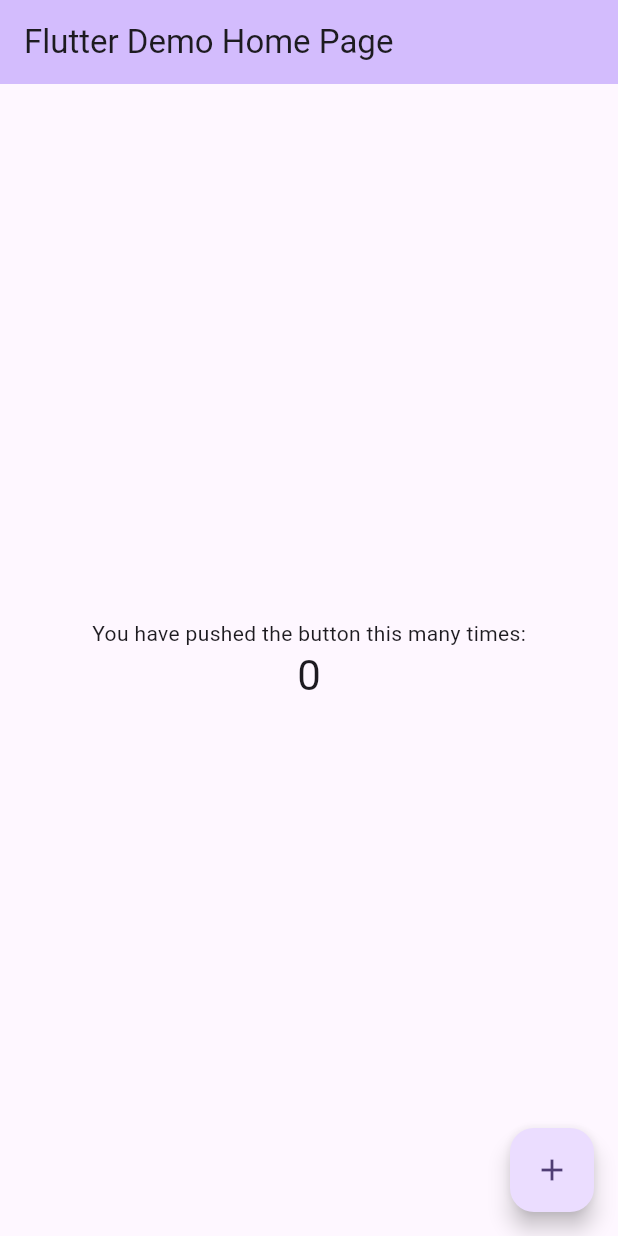
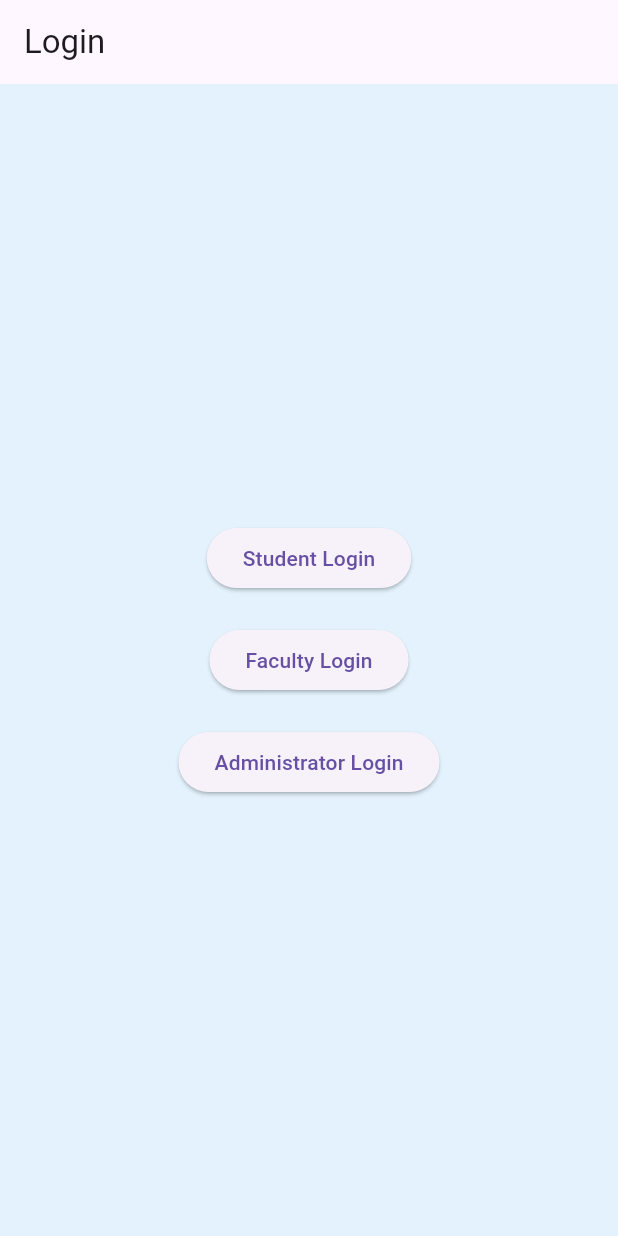
Before and after one commit to ganeshr3120/Smart-attendance-iot-system-with-app, a Flutter app: the screen it shows after launch, on a phone screen of 412 x 824 dp. Run offline on Flutter 3.47's test engine with Material 3 defaults, Android fonts, the light colour scheme and no system bars; our stand-ins replace shared_preferences.

Commit message:
basic structure

```diff
--- a/lib/main.dart
+++ b/lib/main.dart
@@ -1,4 +1,12 @@
 import 'package:flutter/material.dart';
+import 'dart:async';
+import 'screens/login_screen.dart';
+import 'screens/student_login.dart';
+import 'screens/faculty_login.dart';
+import 'screens/admin_login.dart';
+import 'screens/student_home.dart';
+import 'screens/faculty_home.dart';
+import 'screens/admin_home.dart';
 
 void main() {
   runApp(const MyApp());
@@ -7,116 +15,61 @@ void main() {
 class MyApp extends StatelessWidget {
   const MyApp({super.key});
 
-  // This widget is the root of your application.
   @override
   Widget build(BuildContext context) {
     return MaterialApp(
-      title: 'Flutter Demo',
+      title: 'Smart Attendance System',
       theme: ThemeData(
-        // This is the theme of your application.
-        //
-        // TRY THIS: Try running your application with "flutter run". You'll see
-        // the application has a purple toolbar. Then, without quitting the app,
-        // try changing the seedColor in the colorScheme below to Colors.green
-        // and then invoke "hot reload" (save your changes or press the "hot
-        // reload" button in a Flutter-supported IDE, or press "r" if you used
-        // the command line to start the app).
-        //
-        // Notice that the counter didn't reset back to zero; the application
-        // state is not lost during the reload. To reset the state, use hot
-        // restart instead.
-        //
-        // This works for code too, not just values: Most code changes can be
-        // tested with just a hot reload.
-        colorScheme: ColorScheme.fromSeed(seedColor: Colors.deepPurple),
+        primarySwatch: Colors.blue,
+        scaffoldBackgroundColor: Colors.blue[50],
+        visualDensity: VisualDensity.adaptivePlatformDensity,
       ),
-      home: const MyHomePage(title: 'Flutter Demo Home Page'),
+      debugShowCheckedModeBanner: false,
+      home: const SplashScreen(),
+      routes: {
+        '/studentLogin': (context) => StudentLoginScreen(),
+        '/facultyLogin': (context) => FacultyLoginScreen(),
+        '/adminLogin': (context) => AdminLoginScreen(),
+        '/studentHome': (context) => StudentHomeScreen(),
+        '/facultyHome': (context) => FacultyHomeScreen(),
+        '/adminHome': (context) => AdminHomeScreen(),
+      },
     );
   }
 }
 
-class MyHomePage extends StatefulWidget {
-  const MyHomePage({super.key, required this.title});
-
-  // This widget is the home page of your application. It is stateful, meaning
-  // that it has a State object (defined below) that contains fields that affect
-  // how it looks.
-
-  // This class is the configuration for the state. It holds the values (in this
-  // case the title) provided by the parent (in this case the App widget) and
-  // used by the build method of the State. Fields in a Widget subclass are
-  // always marked "final".
-
-  final String title;
+class SplashScreen extends StatefulWidget {
+  const SplashScreen({super.key});
 
   @override
-  State<MyHomePage> createState() => _MyHomePageState();
+  SplashScreenState createState() => SplashScreenState();
 }
 
-class _MyHomePageState extends State<MyHomePage> {
-  int _counter = 0;
-
-  void _incrementCounter() {
-    setState(() {
-      // This call to setState tells the Flutter framework that something has
-      // changed in this State, which causes it to rerun the build method below
-      // so that the display can reflect the updated values. If we changed
-      // _counter without calling setState(), then the build method would not be
-      // called again, and so nothing would appear to happen.
-      _counter++;
+class SplashScreenState extends State<SplashScreen> {
+  @override
+  void initState() {
+    super.initState();
+    Timer(const Duration(seconds: 3), () {
+      Navigator.of(
+        context,
+      ).pushReplacement(MaterialPageRoute(builder: (context) => LoginScreen()));
     });
   }
 
   @override
   Widget build(BuildContext context) {
-    // This method is rerun every time setState is called, for instance as done
-    // by the _incrementCounter method above.
-    //
-    // The Flutter framework has been optimized to make rerunning build methods
-    // fast, so that you can just rebuild anything that needs updating rather
-    // than having to individually change instances of widgets.
     return Scaffold(
-      appBar: AppBar(
-        // TRY THIS: Try changing the color here to a specific color (to
-        // Colors.amber, perhaps?) and trigger a hot reload to see the AppBar
-        // change color while the other colors stay the same.
-        backgroundColor: Theme.of(context).colorScheme.inversePrimary,
-        // Here we take the value from the MyHomePage object that was created by
-        // the App.build method, and use it to set our appbar title.
-        title: Text(widget.title),
-      ),
+      backgroundColor: Colors.blue[100],
       body: Center(
-        // Center is a layout widget. It takes a single child and positions it
-        // in the middle of the parent.
         child: Column(
-          // Column is also a layout widget. It takes a list of children and
-          // arranges them vertically. By default, it sizes itself to fit its
-          // children horizontally, and tries to be as tall as its parent.
-          //
-          // Column has various properties to control how it sizes itself and
-          // how it positions its children. Here we use mainAxisAlignment to
-          // center the children vertically; the main axis here is the vertical
-          // axis because Columns are vertical (the cross axis would be
-          // horizontal).
-          //
-          // TRY THIS: Invoke "debug painting" (choose the "Toggle Debug Paint"
-          // action in the IDE, or press "p" in the console), to see the
-          // wireframe for each widget.
           mainAxisAlignment: MainAxisAlignment.center,
-          children: <Widget>[
-            const Text('You have pushed the button this many times:'),
-            Text(
-              '$_counter',
-              style: Theme.of(context).textTheme.headlineMedium,
-            ),
+          children: [
+            Image.asset('assets/logo.png', height: 100),
+            const SizedBox(height: 20),
+            const CircularProgressIndicator(),
           ],
         ),
       ),
-      floatingActionButton: FloatingActionButton(
-        onPressed: _incrementCounter,
-        tooltip: 'Increment',
-        child: const Icon(Icons.add),
-      ), // This trailing comma makes auto-formatting nicer for build methods.
     );
   }
 }
--- /dev/null
+++ b/lib/screens/login_screen.dart
@@ -0,0 +1,42 @@
+import 'package:flutter/material.dart';
+import 'student_login.dart';
+import 'faculty_login.dart';
+import 'admin_login.dart';
+
+class LoginScreen extends StatelessWidget {
+  const LoginScreen({super.key});
+
+  @override
+  Widget build(BuildContext context) {
+    return Scaffold(
+      appBar: AppBar(title: Text('Login')),
+      body: Center(
+        child: Column(
+          mainAxisAlignment: MainAxisAlignment.center,
+          children: [
+            ElevatedButton(
+              onPressed: () {
+                Navigator.push(context, MaterialPageRoute(builder: (context) => StudentLoginScreen()));
+              },
+              child: Text('Student Login'),
+            ),
+            SizedBox(height: 20),
+            ElevatedButton(
+              onPressed: () {
+                Navigator.push(context, MaterialPageRoute(builder: (context) => FacultyLoginScreen()));
+              },
+              child: Text('Faculty Login'),
+            ),
+            SizedBox(height: 20),
+            ElevatedButton(
+              onPressed: () {
+                Navigator.push(context, MaterialPageRoute(builder: (context) => AdminLoginScreen()));
+              },
+              child: Text('Administrator Login'),
+            ),
+          ],
+        ),
+      ),
+    );
+  }
+}
--- a/pubspec.yaml
+++ b/pubspec.yaml
@@ -30,6 +30,8 @@ environment:
 dependencies:
   flutter:
     sdk: flutter
+
+  shared_preferences: ^2.2.2
 
   # The following adds the Cupertino Icons font to your application.
   # Use with the CupertinoIcons class for iOS style icons.
```
Also changed, not shown: lib/screens/add_faculty_screen.dart (added, +109 -0 lines), lib/screens/add_student_screen.dart (added, +93 -0 lines), lib/screens/admin_home.dart (added, +56 -0 lines), lib/screens/admin_login.dart (added, +57 -0 lines), lib/screens/faculty_home.dart (added, +35 -0 lines), lib/screens/faculty_login.dart (added, +36 -0 lines), lib/screens/student_home.dart (added, +56 -0 lines), lib/screens/student_login.dart (added, +80 -0 lines), pubspec.lock, 1 other file.
